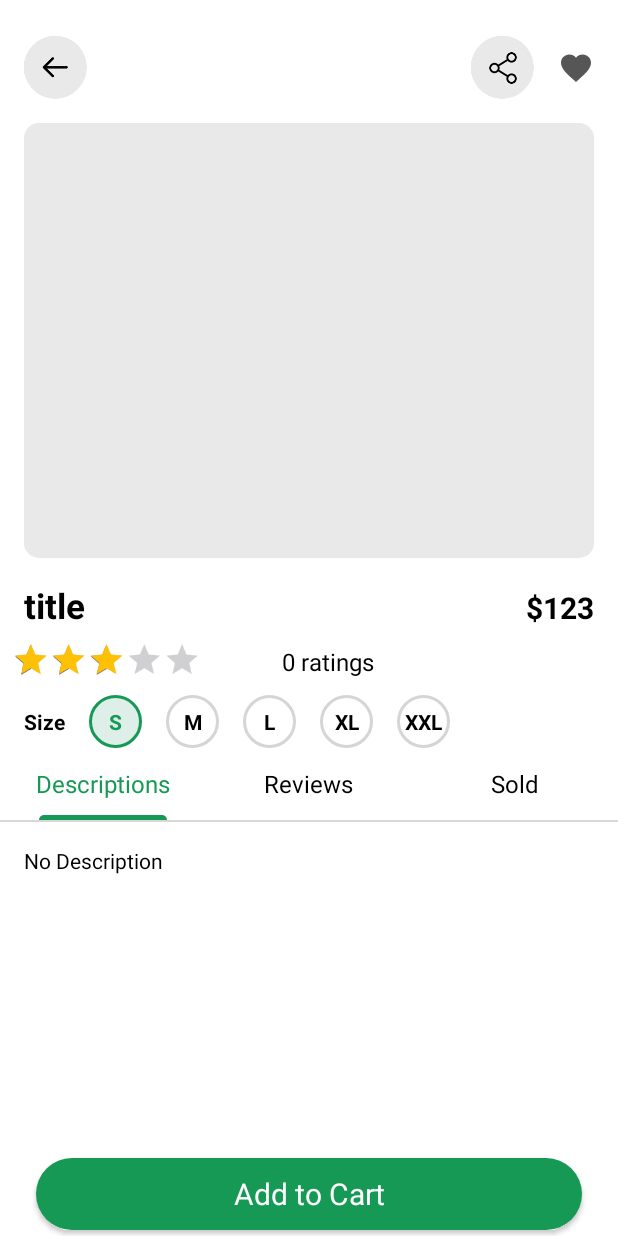
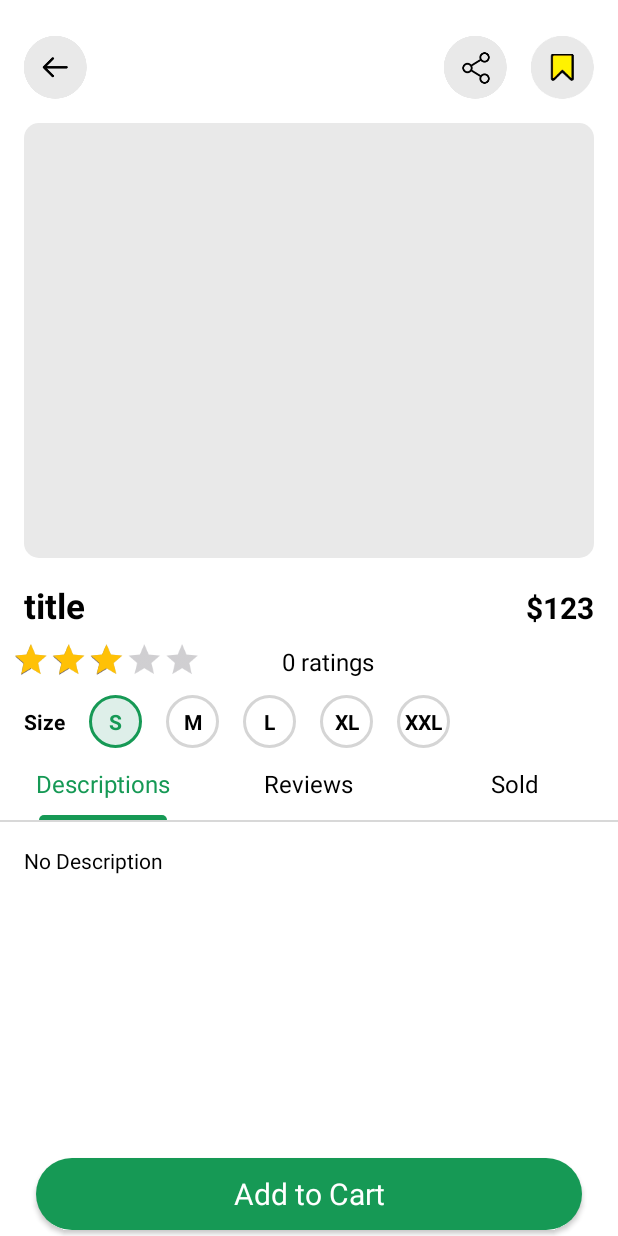
Before and after one commit to Tendaman/profixx, an Android app: the DetailActivity screen opened directly, with no data from a screen before it, after a tap on an icon or button, on a phone screen of 412 x 824 dp. Run offline under Robolectric (Android 15) with nearby library versions, the phone set to English and light mode, and no system bars; our stand-ins replace Firebase (no records; nobody signed in at launch, a user with empty details on screens opened directly); network calls fail; pictures from the network do not load; 7 statements that could not run were skipped; 1 other tap on this screen came first.

Commit message:
initial commit

```diff
--- a/app/src/main/res/drawable/fav_filled.xml
+++ /dev/null
@@ -1,5 +0,0 @@
-<vector xmlns:android="http://schemas.android.com/apk/res/android" android:height="24dp" android:tint="#565656" android:viewportHeight="24" android:viewportWidth="24" android:width="24dp">
-
-    <path android:fillColor="@android:color/white" android:pathData="M12,21.35l-1.45,-1.32C5.4,15.36 2,12.28 2,8.5 2,5.42 4.42,3 7.5,3c1.74,0 3.41,0.81 4.5,2.09C13.09,3.81 14.76,3 16.5,3 19.58,3 22,5.42 22,8.5c0,3.78 -3.4,6.86 -8.55,11.54L12,21.35z"/>
-
-</vector>
--- a/app/src/main/res/layout/activity_checkout.xml
+++ b/app/src/main/res/layout/activity_checkout.xml
@@ -219,7 +219,7 @@
                 </androidx.constraintlayout.widget.ConstraintLayout>
 
                 <TextView
-                    android:id="@+id/textView10"
+                    android:id="@+id/changeAddress"
                     android:layout_width="match_parent"
                     android:layout_height="wrap_content"
                     android:layout_marginStart="8dp"
```
Also changed, not shown: app/src/main/java/com/example/profixx/Activity/CheckoutActivity.java (+8 -0 lines), app/src/main/java/com/example/profixx/Adapter/WishlistAdapter.java (+22 -0 lines), app/src/main/res/drawable-xxxhdpi/fav_filled.png (added).
